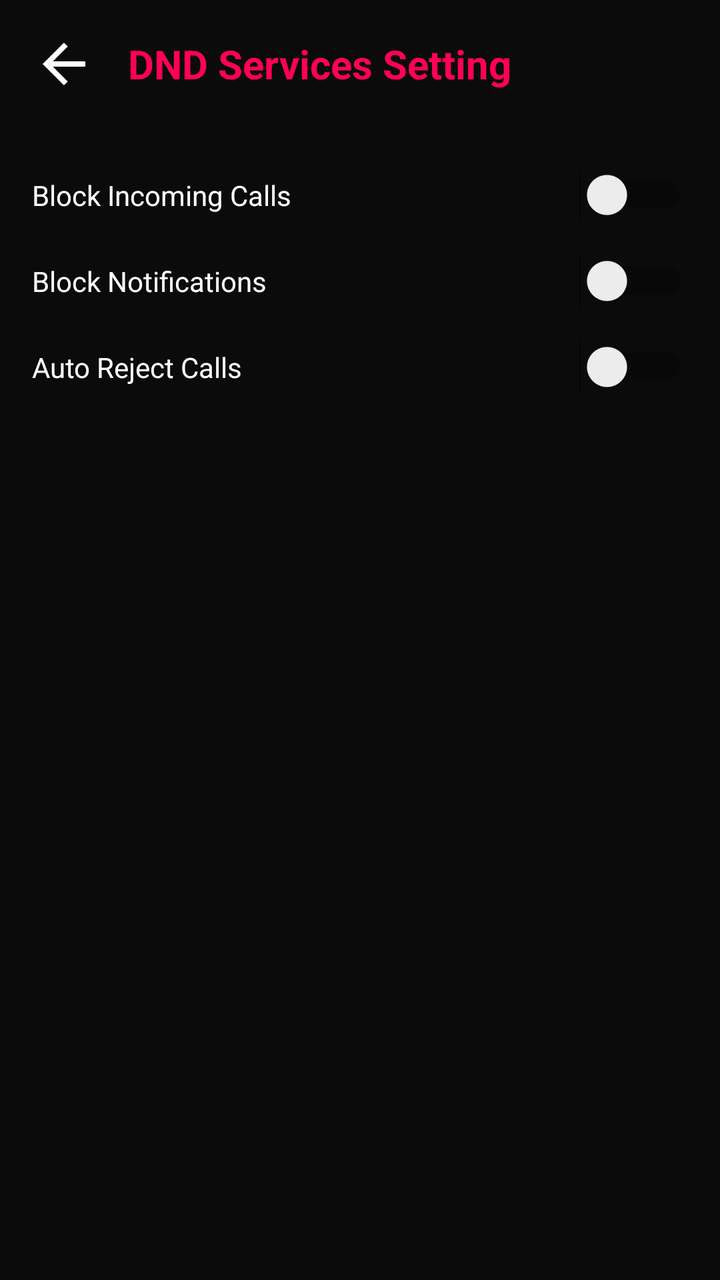
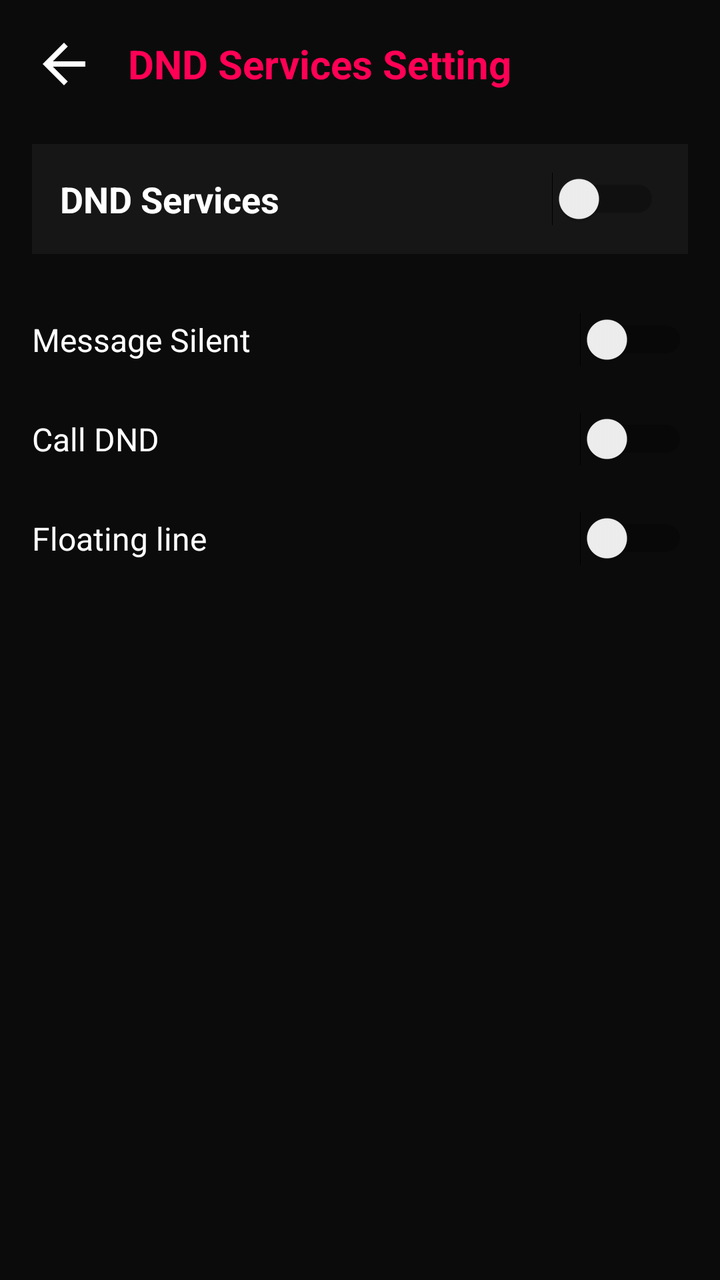

Before-and-after screenshots of an Android layout around one commit, followed by the original layout XML and the change that was made.
<!-- AndroidManifest.xml: application theme Theme.AppCompat.DayNight.NoActionBar -->
<!-- res/layout/activity_dnd_settings.xml -->
<?xml version="1.0" encoding="utf-8"?>
<LinearLayout xmlns:android="http://schemas.android.com/apk/res/android"
    android:layout_width="match_parent"
    android:layout_height="match_parent"
    android:background="#0B0B0B"
    android:orientation="vertical"
    android:padding="16dp">

    
    <LinearLayout
        android:layout_width="match_parent"
        android:layout_height="wrap_content"
        android:layout_marginBottom="24dp"
        android:gravity="center_vertical"
        android:orientation="horizontal">

        <ImageView
            android:id="@+id/btnBack"
            android:layout_width="32dp"
            android:layout_height="32dp"
            android:background="?attr/selectableItemBackgroundBorderless"
            android:contentDescription="Back"
            android:src="@drawable/ic_arrow_back" />

        <TextView
            android:layout_width="wrap_content"
            android:layout_height="wrap_content"
            android:layout_marginStart="16dp"
            android:text="DND Services Setting"
            android:textColor="#FF0055"
            android:textSize="20sp"
            android:textStyle="bold" />
    </LinearLayout>

    <Switch
        android:id="@+id/switchBlockCalls"
        android:layout_width="match_parent"
        android:layout_height="wrap_content"
        android:layout_marginTop="12dp"
        android:text="Block Incoming Calls"
        android:textColor="#FFFFFF" />

    <Switch
        android:id="@+id/switchBlockNotifications"
        android:layout_width="match_parent"
        android:layout_height="wrap_content"
        android:layout_marginTop="16dp"
        android:text="Block Notifications"
        android:textColor="#FFFFFF" />

    <Switch
        android:id="@+id/switchAutoReject"
        android:layout_width="match_parent"
        android:layout_height="wrap_content"
        android:layout_marginTop="16dp"
        android:text="Auto Reject Calls"
        android:textColor="#FFFFFF" />

</LinearLayout>
<!-- resources referenced by this layout -->
<resources>
  <!-- drawable ic_arrow_back (drawable) -->
  <vector xmlns:android="http://schemas.android.com/apk/res/android"
      android:width="24dp"
      android:height="24dp"
      android:viewportWidth="24"
      android:viewportHeight="24"
      android:tint="#FFFFFF">
      <path
          android:fillColor="@android:color/white"
          android:pathData="M20,11H7.83l5.59,-5.59L12,4l-8,8 8,8 1.41,-1.41L7.83,13H20v-2z"/>
  </vector>
</resources>

<!-- the commit's change to res/layout/activity_dnd_settings.xml (unified diff, before → after) -->
@@ -32,28 +32,62 @@
             android:textStyle="bold" />
     </LinearLayout>
 
+    
+    <LinearLayout
+        android:layout_width="match_parent"
+        android:layout_height="wrap_content"
+        android:background="#161616"
+        android:padding="14dp"
+        android:layout_marginBottom="16dp"
+        android:gravity="center_vertical"
+        android:orientation="horizontal">
+
+        <TextView
+            android:layout_width="0dp"
+            android:layout_height="wrap_content"
+            android:layout_weight="1"
+            android:text="DND Services"
+            android:textColor="#FFFFFF"
+            android:textSize="18sp"
+            android:textStyle="bold" />
+
+        <Switch
+            android:id="@+id/switchDndMaster"
+            android:layout_width="wrap_content"
+            android:layout_height="wrap_content" />
+    </LinearLayout>
+
+    
+    <Switch
+        android:id="@+id/switchBlockNotifications"
+        android:layout_width="match_parent"
+        android:layout_height="wrap_content"
+        android:layout_marginTop="8dp"
+        android:paddingVertical="8dp"
+        android:text="Message Silent"
+        android:textColor="#FFFFFF"
+        android:textSize="16sp" />
+
+    
     <Switch
         android:id="@+id/switchBlockCalls"
         android:layout_width="match_parent"
         android:layout_height="wrap_content"
         android:layout_marginTop="12dp"
-        android:text="Block Incoming Calls"
-        android:textColor="#FFFFFF" />
+        android:paddingVertical="8dp"
+        android:text="Call DND"
+        android:textColor="#FFFFFF"
+        android:textSize="16sp" />
 
-    <Switch
-        android:id="@+id/switchBlockNotifications"
-        android:layout_width="match_parent"
-        android:layout_height="wrap_content"
-        android:layout_marginTop="16dp"
-        android:text="Block Notifications"
-        android:textColor="#FFFFFF" />
-
+    
     <Switch
         android:id="@+id/switchAutoReject"
         android:layout_width="match_parent"
         android:layout_height="wrap_content"
-        android:layout_marginTop="16dp"
-        android:text="Auto Reject Calls"
-        android:textColor="#FFFFFF" />
+        android:layout_marginTop="12dp"
+        android:paddingVertical="8dp"
+        android:text="Floating line"
+        android:textColor="#FFFFFF"
+        android:textSize="16sp" />
 
 </LinearLayout>
